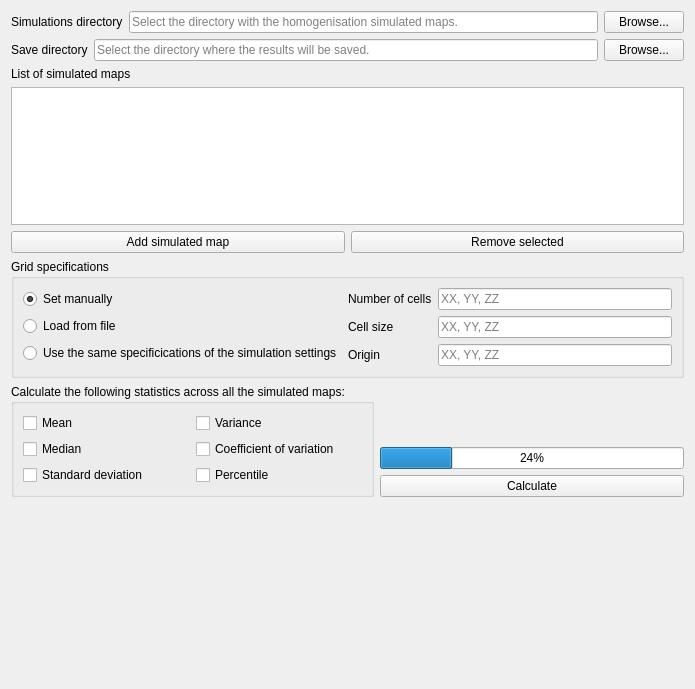
The window that GSIMCLI/interface/tools.simstats.ui (iled/gsimcli) describes before a commit, drawn with Qt 5.
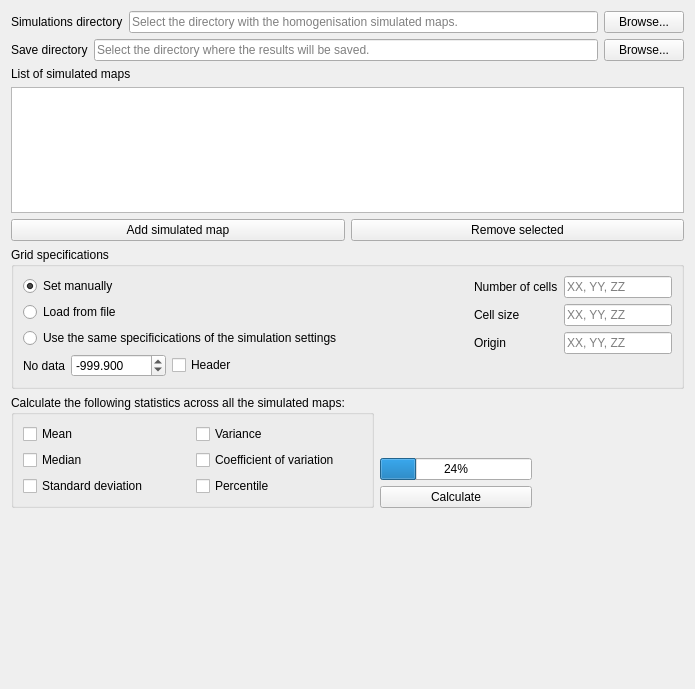
The same window after the commit.

Commit message: add no data and header settings

Diff of the .ui file:
```diff
--- a/GSIMCLI/interface/tools.simstats.ui
+++ b/GSIMCLI/interface/tools.simstats.ui
@@ -134,7 +134,7 @@
      <property name="title">
       <string>Grid specifications</string>
      </property>
-     <layout class="QHBoxLayout" name="horizontalLayout_4">
+     <layout class="QHBoxLayout" name="horizontalLayout_6">
       <item>
        <layout class="QVBoxLayout" name="verticalLayout_2">
         <item>
@@ -161,8 +161,68 @@
           </property>
          </widget>
         </item>
+        <item>
+         <layout class="QHBoxLayout" name="horizontalLayout_4">
+          <item>
+           <widget class="QLabel" name="labelNoData">
+            <property name="text">
+             <string>No data</string>
+            </property>
+           </widget>
+          </item>
+          <item>
+           <widget class="QDoubleSpinBox" name="spinNoData">
+            <property name="decimals">
+             <number>3</number>
+            </property>
+            <property name="minimum">
+             <double>-1000000000.000000000000000</double>
+            </property>
+            <property name="maximum">
+             <double>1000000000.000000000000000</double>
+            </property>
+            <property name="value">
+             <double>-999.899999999999977</double>
+            </property>
+           </widget>
+          </item>
+          <item>
+           <widget class="QCheckBox" name="checkHeader">
+            <property name="text">
+             <string>Header</string>
+            </property>
+           </widget>
+          </item>
+          <item>
+           <spacer name="horizontalSpacer">
+            <property name="orientation">
+             <enum>Qt::Horizontal</enum>
+            </property>
+            <property name="sizeHint" stdset="0">
+             <size>
+              <width>40</width>
+              <height>20</height>
+             </size>
+            </property>
+           </spacer>
+          </item>
+         </layout>
+        </item>
        </layout>
       </item>
+      <item>
+       <spacer name="horizontalSpacer_2">
+        <property name="orientation">
+         <enum>Qt::Horizontal</enum>
+        </property>
+        <property name="sizeHint" stdset="0">
+         <size>
+          <width>40</width>
+          <height>20</height>
+         </size>
+        </property>
+       </spacer>
+      </item>
       <item>
        <layout class="QFormLayout" name="formLayout_2">
         <item row="0" column="0">
@@ -317,6 +377,19 @@
        </item>
       </layout>
      </item>
+     <item>
+      <spacer name="horizontalSpacer_3">
+       <property name="orientation">
+        <enum>Qt::Horizontal</enum>
+       </property>
+       <property name="sizeHint" stdset="0">
+        <size>
+         <width>40</width>
+         <height>20</height>
+        </size>
+       </property>
+      </spacer>
+     </item>
     </layout>
    </item>
    <item>
```
The commit also changes 1 other file.
